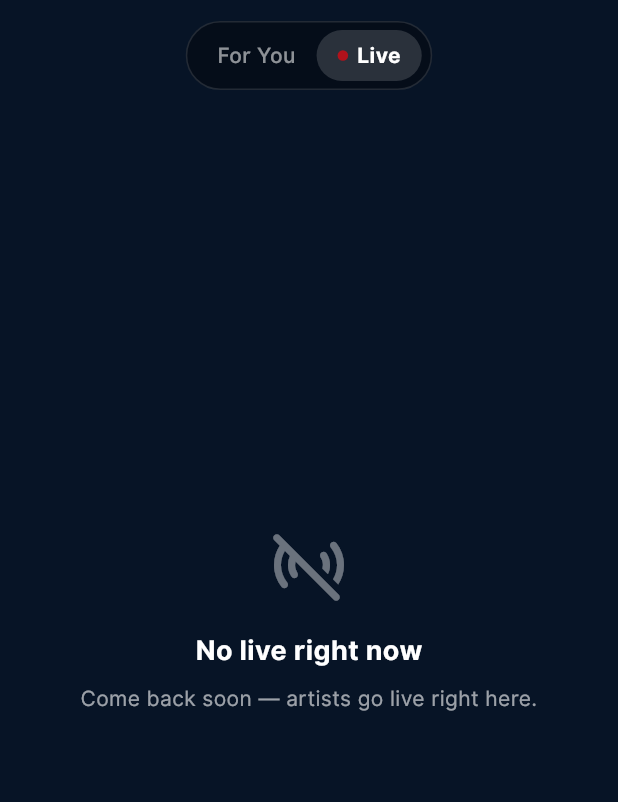
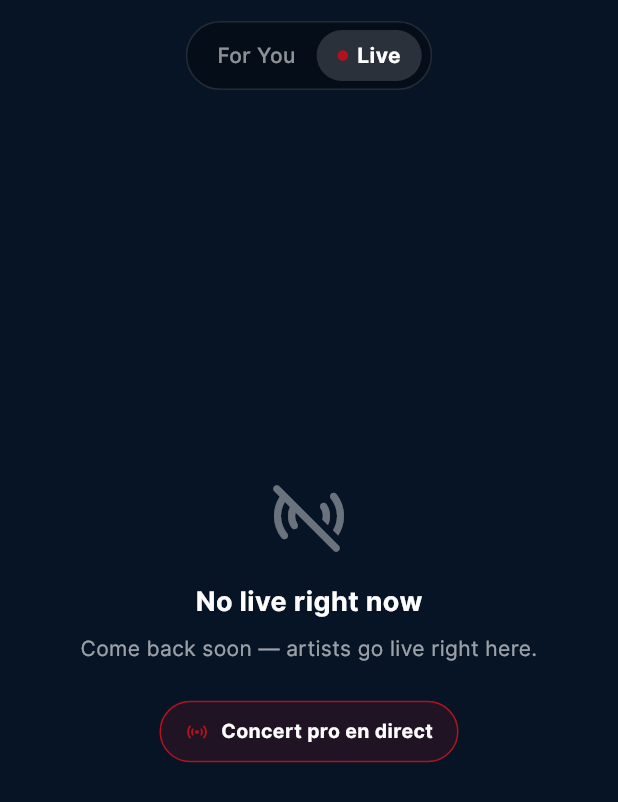
Before and after one commit to Elpadrino971/Eliv, a Flutter app: the VybzLiveScreen screen opened directly, swiped to page 2, on a phone screen of 412 x 824 dp. Shown: the top 802 px of the screen. Run offline on Flutter 3.47's test engine with Material 3 defaults, Android fonts, the phone set to English and light mode, and no system bars; our stand-ins replace cached_network_image, firebase_auth, firebase_core, firebase_messaging, flutter_local_notifications, get and 7 more; missing offline and left inert: purchases_flutter, zego_uikit_prebuilt_live_streaming; accounts and stored records are empty; network calls fail.

Commit message:
fix(mux-live): deplace l'acces live pro (FAB intrusif accueil -> discret onglet En direct)
- retire le FAB rouge de l'accueil
- ajoute un bouton discret 'Concert pro en direct' dans l'etat vide de l'onglet
  En direct (visible si muxLivePlaybackId configure)
NB: le live mobile (Zego, Go Live) reste inchange - users/artistes peuvent
toujours passer en live; le live pro Mux est complementaire.

```diff
--- a/lib/BottomBar/screens/LiveScreen/vybz_live_screen.dart
+++ b/lib/BottomBar/screens/LiveScreen/vybz_live_screen.dart
@@ -9,6 +9,7 @@ import 'package:artist/BottomBar/screens/LiveScreen/artist_detail.dart';
 import 'package:artist/BottomBar/screens/LiveScreen/create_short_screen.dart';
 import 'package:artist/BottomBar/screens/my_bottom_bar.dart';
 import 'package:artist/Models/event_model.dart';
+import 'package:artist/widgets/replay_player_screen.dart';
 import 'package:artist/ZegoCloud/join_stream.dart';
 import 'package:artist/widgets/image_widget.dart';
 import 'package:artist/widgets/my_button.dart';
@@ -588,6 +589,46 @@ class _NoLiveState extends StatelessWidget {
               fontSize: 14,
             ),
           ),
+
+          // Accès discret au concert PRO (Mux Live) si configuré
+          if (APIs.muxLivePlaybackId.isNotEmpty) ...[
+            height(0.03),
+            GestureDetector(
+              onTap: () => Get.to(
+                () => const ReplayPlayerScreen(
+                  playbackId: APIs.muxLivePlaybackId,
+                  isLive: true,
+                  title: 'Live',
+                ),
+              ),
+              child: Container(
+                padding: const EdgeInsets.symmetric(
+                  horizontal: 16,
+                  vertical: 10,
+                ),
+                decoration: BoxDecoration(
+                  color: liveRed.withValues(alpha: 0.15),
+                  borderRadius: BorderRadius.circular(30),
+                  border: Border.all(color: liveRed),
+                ),
+                child: Row(
+                  mainAxisSize: MainAxisSize.min,
+                  children: [
+                    const Icon(Icons.sensors_rounded, color: liveRed, size: 16),
+                    const SizedBox(width: 8),
+                    Text(
+                      'Concert pro en direct',
+                      style: TextStyle(
+                        color: whiteColor,
+                        fontWeight: FontWeight.w700,
+                        fontSize: 13,
+                      ),
+                    ),
+                  ],
+                ),
+              ),
+            ),
+          ],
         ],
       ),
     );
```
Also changed, not shown: lib/BottomBar/screens/homeScreen/home_screen.dart (+0 -23 lines).
